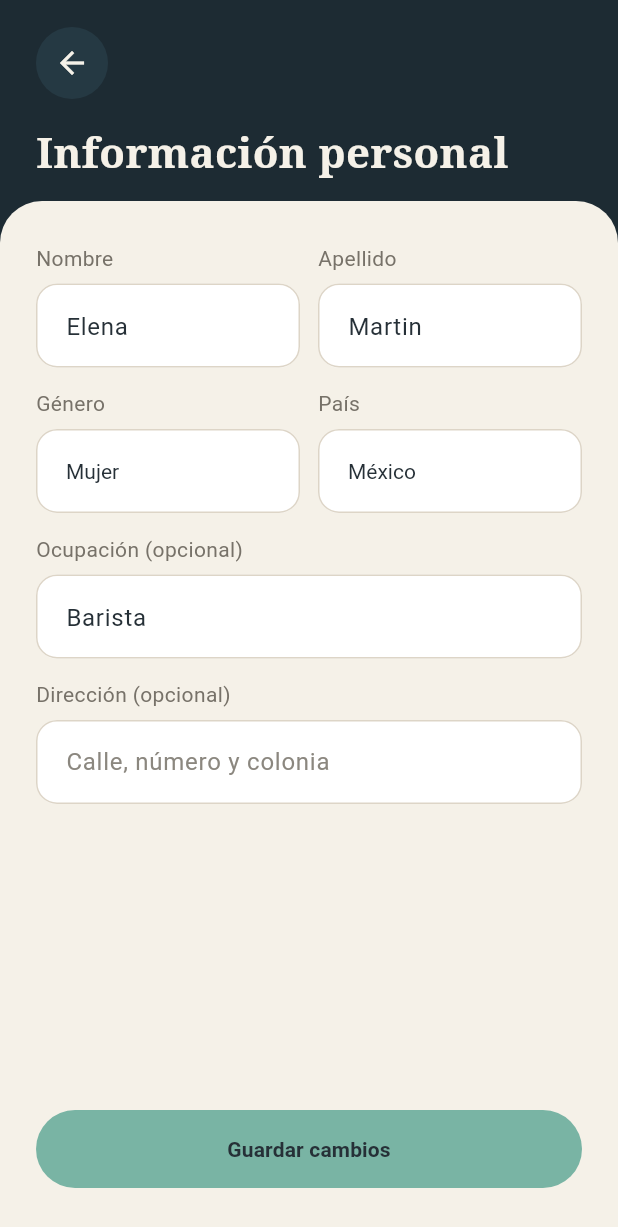
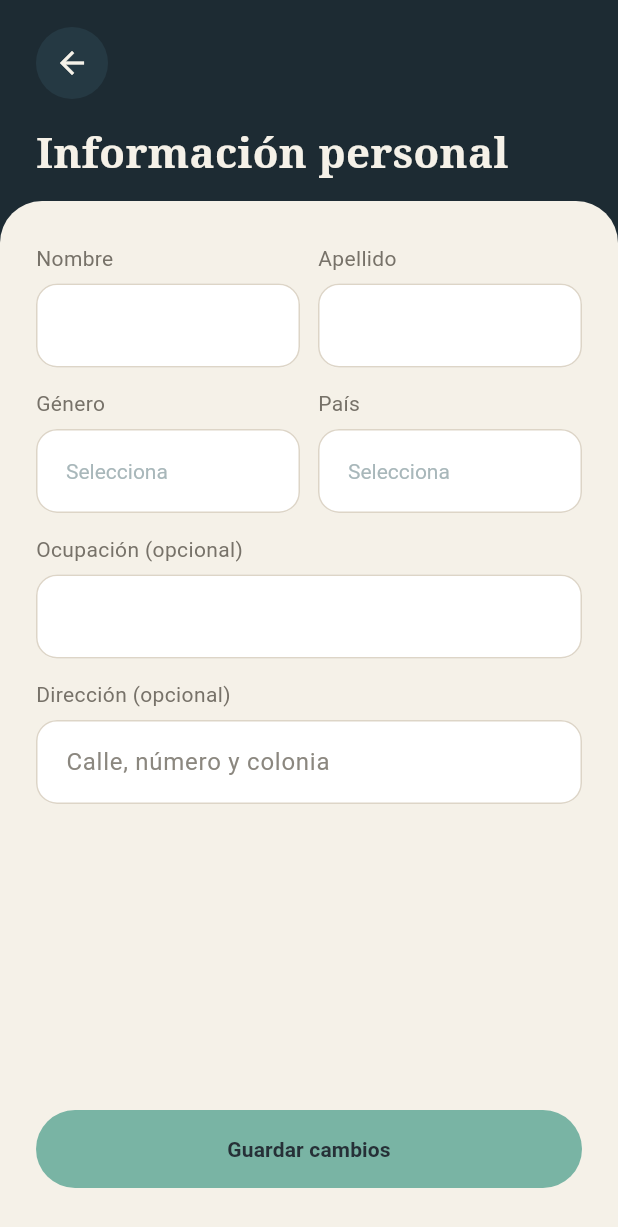
Before and after one commit to Isaian000/proyecto-marea, a Flutter app: the ProfileScreen screen opened directly, after a tap on "Información personal", on a phone screen of 412 x 824 dp. Shown: the top 1227 px of the screen. Run offline on Flutter 3.47's test engine with Material 3 defaults, Android fonts, the phone set to English and light mode, and no system bars; our stand-ins replace cloud_firestore, firebase_auth, firebase_core, firebase_messaging, google_fonts, google_sign_in and 1 more; accounts and stored records are empty; Roboto replaces fonts that are missing (Arial).

Commit message:
feat: conecta informacion personal con Firestore

```diff
--- /dev/null
+++ b/flutter_proyecto__marea/lib/core/profile_options.dart
@@ -0,0 +1,10 @@
+// Opciones de los formularios de registro y de información personal.
+// Están en un solo lugar para que las dos pantallas usen las mismas.
+const List<String> kCountries = ['México', 'Colombia', 'Argentina', 'España'];
+
+const List<String> kGenders = [
+  'Mujer',
+  'Hombre',
+  'No binario',
+  'Prefiero no decir',
+];
--- a/flutter_proyecto__marea/lib/flows/profile/screens/personal_information_screen.dart
+++ b/flutter_proyecto__marea/lib/flows/profile/screens/personal_information_screen.dart
@@ -1,7 +1,12 @@
 import 'package:flutter/material.dart';
+import 'package:provider/provider.dart';
 
+import '../../../core/profile_options.dart';
+import '../../../models/app_user.dart';
+import '../../../providers/user_provider.dart';
 import '../../../widgets/profile_widgets.dart';
 
+// Muestra y edita los datos del usuario guardados en Firestore (users/{uid}).
 class PersonalInformationScreen extends StatefulWidget {
   const PersonalInformationScreen({super.key});
 
@@ -11,12 +16,15 @@ class PersonalInformationScreen extends StatefulWidget {
 }
 
 class _PersonalInformationScreenState extends State<PersonalInformationScreen> {
-  final nameController = TextEditingController(text: 'Elena');
-  final lastNameController = TextEditingController(text: 'Martin');
-  final occupationController = TextEditingController(text: 'Barista');
+  final nameController = TextEditingController();
+  final lastNameController = TextEditingController();
+  final occupationController = TextEditingController();
   final addressController = TextEditingController();
-  String gender = 'Mujer';
-  String country = 'México';
+  String? gender;
+  String? country;
+
+  bool _filled = false;
+  bool _saving = false;
 
   @override
   void dispose() {
@@ -27,14 +35,75 @@ class _PersonalInformationScreenState extends State<PersonalInformationScreen> {
     super.dispose();
   }
 
+  // Llena el formulario una sola vez, cuando ya llegaron los datos.
+  void _fill(AppUser user) {
+    nameController.text = user.nombre;
+    lastNameController.text = user.apellido;
+    occupationController.text = user.ocupacion ?? '';
+    addressController.text = user.direccion ?? '';
+    gender = kGenders.contains(user.genero) ? user.genero : null;
+    country = kCountries.contains(user.pais) ? user.pais : null;
+    _filled = true;
+  }
+
+  Future<void> _save() async {
+    if (nameController.text.trim().isEmpty) {
+      ScaffoldMessenger.of(
+        context,
+      ).showSnackBar(const SnackBar(content: Text('Escribe tu nombre.')));
+      return;
+    }
+
+    setState(() => _saving = true);
+    try {
+      await context.read<UserProvider>().updateProfile(
+        nombre: nameController.text,
+        apellido: lastNameController.text,
+        genero: gender,
+        pais: country,
+        ocupacion: occupationController.text,
+        direccion: addressController.text,
+      );
+      if (!mounted) return;
+      saveAndReturn(context, 'Información guardada');
+    } catch (e) {
+      debugPrint('No se pudo guardar la información: $e');
+      if (!mounted) return;
+      setState(() => _saving = false);
+      ScaffoldMessenger.of(context).showSnackBar(
+        const SnackBar(
+          content: Text('No se pudo guardar. Revisa tu conexión.'),
+        ),
+      );
+    }
+  }
+
   @override
   Widget build(BuildContext context) {
+    final userProvider = context.watch<UserProvider>();
+    final user = userProvider.user;
+    if (user != null && !_filled) _fill(user);
+
     return ProfileFormScaffold(
       title: 'Información personal',
       button: ProfileSaveButton(
-        onPressed: () => saveAndReturn(context, 'Información guardada'),
+        onPressed: _filled && !_saving ? _save : null,
       ),
-      child: Column(
+      child: _filled
+          ? _form()
+          : Padding(
+              padding: const EdgeInsets.only(top: 40),
+              child: Center(
+                child: userProvider.error != null
+                    ? Text(userProvider.error!)
+                    : const CircularProgressIndicator(),
+              ),
+            ),
+    );
+  }
+
+  Widget _form() {
+    return Column(
       crossAxisAlignment: CrossAxisAlignment.stretch,
       children: [
         Row(
@@ -61,7 +130,7 @@ class _PersonalInformationScreenState extends State<PersonalInformationScreen> {
               child: ProfileLabeledDropdown(
                 label: 'Género',
                 value: gender,
-                  options: const ['Mujer', 'Hombre', 'Otro'],
+                options: kGenders,
                 onChanged: (value) => setState(() => gender = value),
               ),
             ),
@@ -70,7 +139,7 @@ class _PersonalInformationScreenState extends State<PersonalInformationScreen> {
               child: ProfileLabeledDropdown(
                 label: 'País',
                 value: country,
-                  options: const ['México', 'Colombia', 'Argentina'],
+                options: kCountries,
                 onChanged: (value) => setState(() => country = value),
               ),
             ),
@@ -88,7 +157,6 @@ class _PersonalInformationScreenState extends State<PersonalInformationScreen> {
           hint: 'Calle, número y colonia',
         ),
       ],
-      ),
     );
   }
 }
--- a/flutter_proyecto__marea/lib/models/app_user.dart
+++ b/flutter_proyecto__marea/lib/models/app_user.dart
@@ -7,6 +7,8 @@ class AppUser {
     required this.email,
     this.pais,
     this.genero,
+    this.ocupacion,
+    this.direccion,
     this.fcmToken,
   });
 
@@ -16,6 +18,8 @@ class AppUser {
   final String email;
   final String? pais;
   final String? genero;
+  final String? ocupacion;
+  final String? direccion;
   final String? fcmToken;
 
   String get fullName => '$nombre $apellido'.trim();
@@ -35,6 +39,8 @@ class AppUser {
       email: data['email'] as String? ?? '',
       pais: data['pais'] as String?,
       genero: data['genero'] as String?,
+      ocupacion: data['ocupacion'] as String?,
+      direccion: data['direccion'] as String?,
       fcmToken: data['fcmToken'] as String?,
     );
   }
@@ -45,5 +51,7 @@ class AppUser {
     'email': email,
     'pais': pais,
     'genero': genero,
+    'ocupacion': ocupacion,
+    'direccion': direccion,
   };
 }
--- a/flutter_proyecto__marea/lib/widgets/profile_widgets.dart
+++ b/flutter_proyecto__marea/lib/widgets/profile_widgets.dart
@@ -216,7 +216,7 @@ class ProfileLabeledDropdown extends StatelessWidget {
   });
 
   final String label;
-  final String value;
+  final String? value;
   final List<String> options;
   final ValueChanged<String> onChanged;
 
@@ -241,6 +241,7 @@ class ProfileLabeledDropdown extends StatelessWidget {
           dropdownColor: Colors.white,
           style: const TextStyle(color: AppColors.ink),
           decoration: profileInputDecoration(null),
+          hint: const Text('Selecciona'),
           items: _buildItems(),
           onChanged: (newValue) {
             if (newValue != null) onChanged(newValue);
@@ -254,7 +255,8 @@ class ProfileLabeledDropdown extends StatelessWidget {
 class ProfileSaveButton extends StatelessWidget {
   const ProfileSaveButton({super.key, required this.onPressed});
 
-  final VoidCallback onPressed;
+  // Si es null, el botón se muestra desactivado (por ejemplo, mientras guarda).
+  final VoidCallback? onPressed;
 
   @override
   Widget build(BuildContext context) {
```
Also changed, not shown: flutter_proyecto__marea/lib/flows/auth/screens/register_screen.dart (+3 -7 lines), flutter_proyecto__marea/lib/providers/user_provider.dart (+22 -3 lines), 2 other files. Lines whose indentation alone changed are shown as unchanged.
